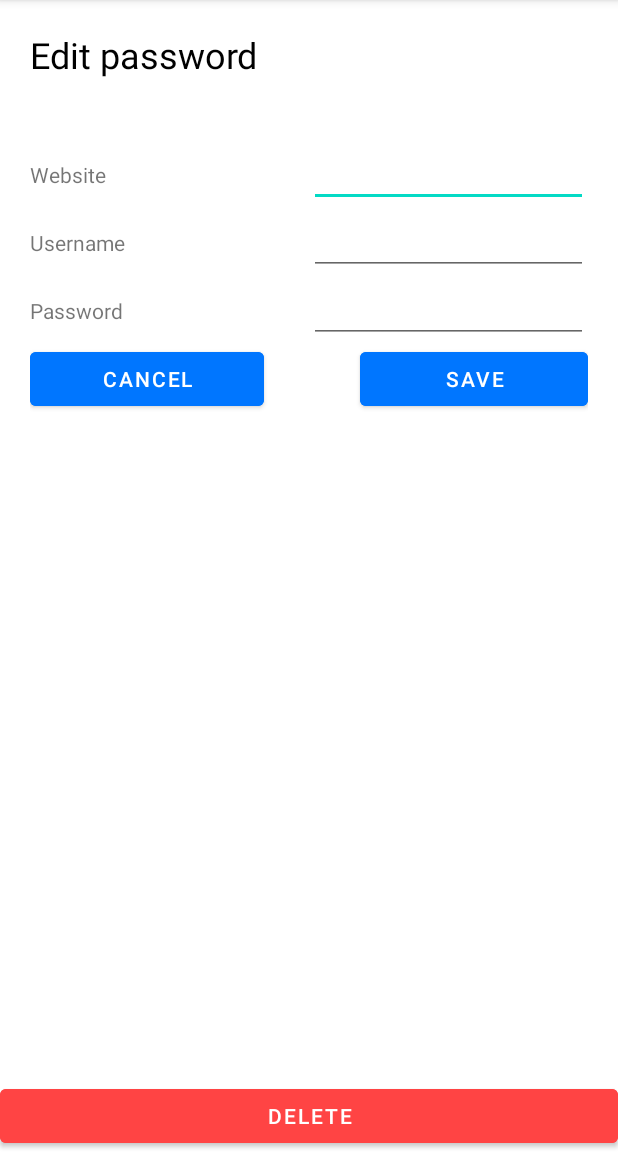
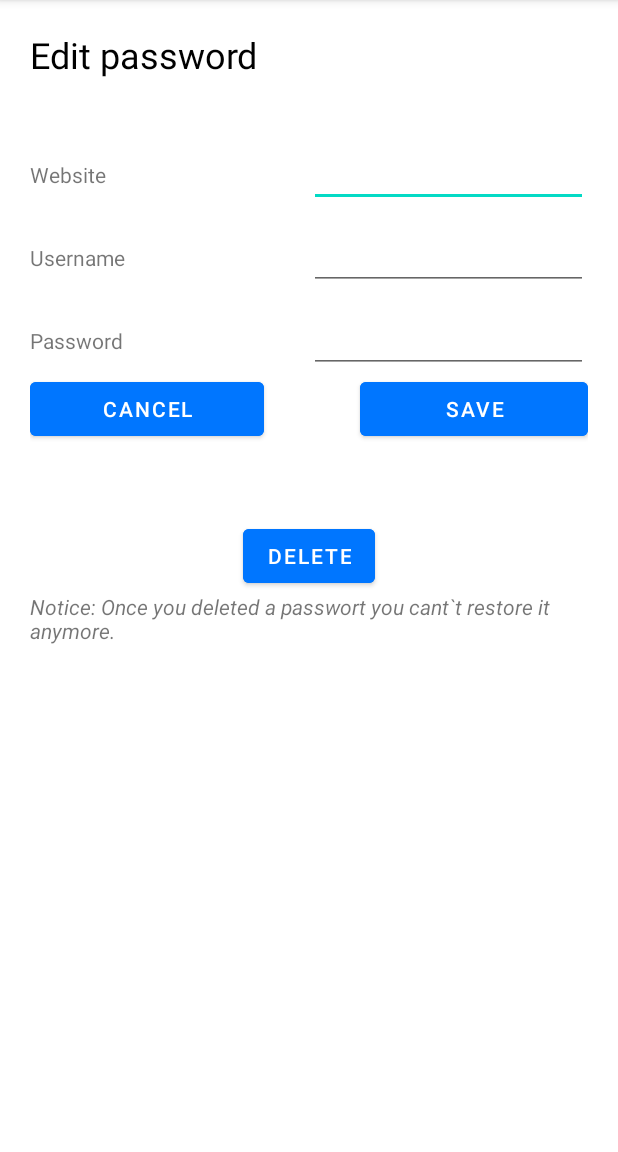
Before and after one commit to novisadvenis/safeshake, an Android app: the EditPassword screen opened directly, with no data from a screen before it, on a phone screen of 412 x 824 dp, the part 84-1236 px from its top. Run offline under Robolectric (Android 15) with nearby library versions, the phone set to English and light mode, and no system bars; 3 statements that could not run were skipped.

Commit message:
right colors + padding

```diff
--- a/app/src/main/res/layout/activity_add_password.xml
+++ b/app/src/main/res/layout/activity_add_password.xml
@@ -35,7 +35,8 @@
             <LinearLayout
                 android:layout_width="match_parent"
                 android:layout_height="wrap_content"
-                android:orientation="horizontal">
+                android:orientation="horizontal"
+                android:paddingBottom="10dp">
 
 
                 <TextView
@@ -61,7 +62,8 @@
             <LinearLayout
                 android:layout_width="match_parent"
                 android:layout_height="match_parent"
-                android:orientation="horizontal">
+                android:orientation="horizontal"
+                android:paddingBottom="10dp">
 
 
                 <TextView
@@ -85,7 +87,8 @@
             <LinearLayout
                 android:layout_width="match_parent"
                 android:layout_height="match_parent"
-                android:orientation="horizontal">
+                android:orientation="horizontal"
+                android:paddingBottom="20dp">
 
 
                 <TextView
--- a/app/src/main/res/layout/activity_edit_password.xml
+++ b/app/src/main/res/layout/activity_edit_password.xml
@@ -26,6 +26,7 @@
                 android:text="Edit password"
                 android:textColor="@color/black"
                 android:textSize="24sp" />
+
             <Space
                 android:layout_width="match_parent"
                 android:layout_height="40dp" />
@@ -34,7 +35,8 @@
             <LinearLayout
                 android:layout_width="match_parent"
                 android:layout_height="match_parent"
-                android:orientation="horizontal">
+                android:orientation="horizontal"
+                android:paddingBottom="10dp">
 
 
                 <TextView
@@ -58,7 +60,8 @@
             <LinearLayout
                 android:layout_width="match_parent"
                 android:layout_height="match_parent"
-                android:orientation="horizontal">
+                android:orientation="horizontal"
+                android:paddingBottom="10dp">
 
 
                 <TextView
@@ -79,7 +82,8 @@
             <LinearLayout
                 android:layout_width="match_parent"
                 android:layout_height="match_parent"
-                android:orientation="horizontal">
+                android:orientation="horizontal"
+                tools:paddingBottom="20dp">
 
 
                 <TextView
@@ -102,7 +106,8 @@
         <LinearLayout
             android:layout_width="match_parent"
             android:layout_height="wrap_content"
-            android:orientation="horizontal">
+            android:orientation="horizontal"
+            android:paddingBottom="50dp">
 
 
             <Button
@@ -130,14 +135,21 @@
 
         </LinearLayout>
 
+        <Button
+            android:id="@+id/editPassword_deleteBtn"
+            android:layout_width="wrap_content"
+            android:layout_height="wrap_content"
+            android:layout_gravity="bottom|center"
+            android:backgroundTint="#0076FF"
+            android:text="Delete" />
+
+        <TextView
+            android:id="@+id/textView3"
+            android:layout_width="match_parent"
+            android:layout_height="wrap_content"
+            android:text="Notice: Once you deleted a passwort you cant`t restore it anymore."
+            android:textStyle="italic" />
+
     </LinearLayout>
 
-    <Button
-        android:id="@+id/editPassword_deleteBtn"
-        android:layout_width="match_parent"
-        android:layout_height="wrap_content"
-        android:layout_alignParentBottom="true"
-        android:backgroundTint="@android:color/holo_red_light"
-        android:text="Delete" />
-
 </RelativeLayout>
--- a/app/src/main/res/layout/activity_generator.xml
+++ b/app/src/main/res/layout/activity_generator.xml
@@ -82,6 +82,7 @@
                     android:layout_width="wrap_content"
                     android:layout_height="wrap_content"
                     android:text="Value" />
+
             </LinearLayout>
 
             <SeekBar
```
